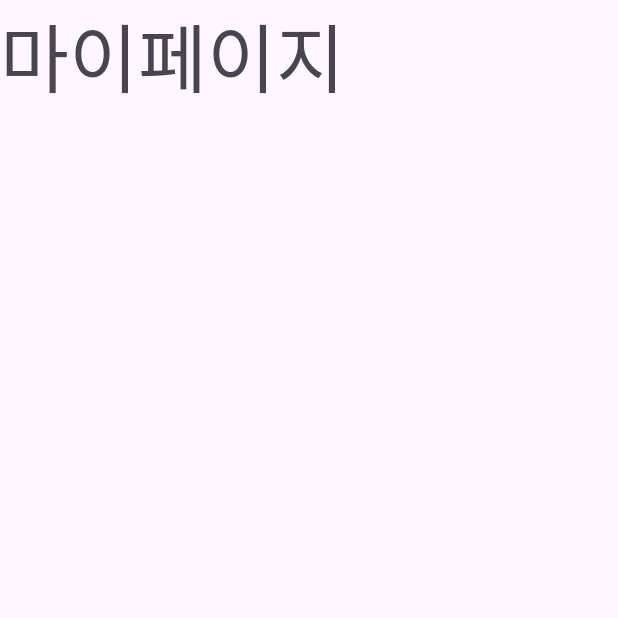
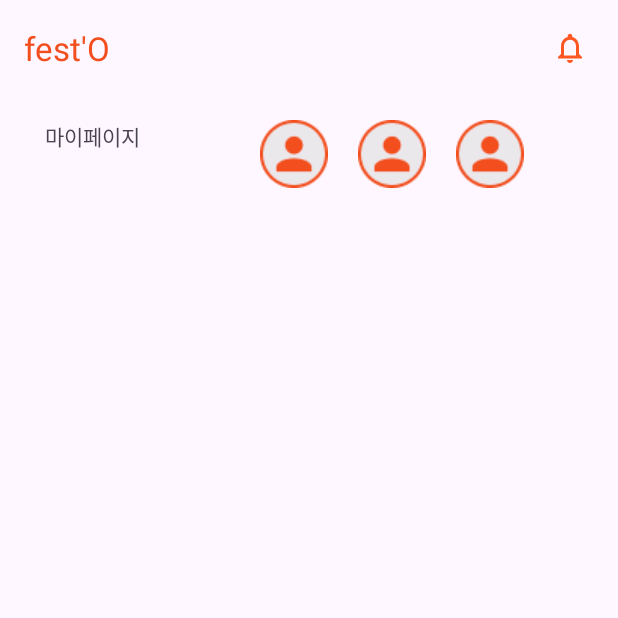
Before and after one commit to moooonam/Festo, an Android app: the fragment MypageFragment shown on its own in the app's theme, on a phone screen of 412 x 824 dp, the top half of it. Run offline under Robolectric (Android 15) with nearby library versions, the phone set to English and light mode, and no system bars.

Commit message:
feat: Add 알림페이지

```diff
--- /dev/null
+++ b/fe/festo/app/src/main/res/drawable/ic_exclamation.xml
@@ -0,0 +1,6 @@
+<vector android:height="24dp" android:tint="#000000"
+    android:viewportHeight="24" android:viewportWidth="24"
+    android:width="24dp" xmlns:android="http://schemas.android.com/apk/res/android">
+    <path android:fillColor="@android:color/white" android:pathData="M12,19m-2,0a2,2 0,1 1,4 0a2,2 0,1 1,-4 0"/>
+    <path android:fillColor="@android:color/white" android:pathData="M10,3h4v12h-4z"/>
+</vector>
--- a/fe/festo/app/src/main/res/layout/fragment_home.xml
+++ b/fe/festo/app/src/main/res/layout/fragment_home.xml
@@ -31,6 +31,8 @@
         android:id="@+id/test_btn"
         android:layout_width="100dp"
         android:layout_height="100dp"
-        android:layout_gravity="center" />
+        android:layout_gravity="center"
+        android:text="축제목록"
+        />
 
 </FrameLayout>
--- a/fe/festo/app/src/main/res/layout/fragment_mypage.xml
+++ b/fe/festo/app/src/main/res/layout/fragment_mypage.xml
@@ -1,14 +1,83 @@
 <?xml version="1.0" encoding="utf-8"?>
 <FrameLayout xmlns:android="http://schemas.android.com/apk/res/android"
+    xmlns:app="http://schemas.android.com/apk/res-auto"
+    xmlns:tools="http://schemas.android.com/tools"
     android:layout_width="match_parent"
     android:layout_height="match_parent"
-    xmlns:tools="http://schemas.android.com/tools"
     tools:context="com.example.festo.customer_ui.mypage.MypageFragment">
 
-    <TextView
-        android:layout_width="wrap_content"
+    <androidx.appcompat.widget.Toolbar
+        android:layout_width="match_parent"
+        android:layout_height="wrap_content">
+
+        <TextView
+            android:layout_width="wrap_content"
+            android:layout_height="wrap_content"
+            android:layout_gravity="start"
+            android:text="fest'O"
+            android:textColor="#F24E1E"
+            android:textSize="22sp" />
+
+        <ImageView
+            android:id="@+id/notification_btn"
+            android:layout_width="wrap_content"
+            android:layout_height="wrap_content"
+            android:layout_gravity="end"
+            android:layout_marginRight="20dp"
+            android:src="@drawable/ic_notification" />
+    </androidx.appcompat.widget.Toolbar>
+
+    <LinearLayout
+        android:layout_width="match_parent"
         android:layout_height="wrap_content"
-        android:text="마이페이지"
-        android:textSize="50dp"
-        android:layout_centerInParent="true"/>
+        android:layout_marginTop="80dp"
+        android:orientation="vertical">
+
+        <LinearLayout
+            android:layout_width="wrap_content"
+            android:layout_height="wrap_content"
+            android:orientation="horizontal">
+
+
+            <TextView
+                android:layout_width="wrap_content"
+                android:layout_height="wrap_content"
+                android:layout_marginStart="30dp"
+                android:text="마이페이지"
+                app:layout_constraintBottom_toBottomOf="parent" />
+
+            <LinearLayout
+                android:layout_width="wrap_content"
+                android:layout_height="wrap_content"
+                android:orientation="horizontal"
+                android:layout_marginStart="80dp"
+
+                >
+
+                <ImageView
+                    android:id="@+id/iv_profile1"
+                    android:layout_width="wrap_content"
+                    android:layout_height="wrap_content"
+                    android:src="@drawable/mypage_profile"
+                    android:layout_marginEnd="20dp"
+                    />
+
+                <ImageView
+                    android:id="@+id/iv_profile2"
+                    android:layout_width="wrap_content"
+                    android:layout_height="wrap_content"
+                    android:src="@drawable/mypage_profile"
+                    android:layout_marginEnd="20dp"
+                    />
+                <ImageView
+                    android:id="@+id/iv_profile3"
+                    android:layout_width="wrap_content"
+                    android:layout_height="wrap_content"
+                    android:src="@drawable/mypage_profile" />
+            </LinearLayout>
+        </LinearLayout>
+
+    </LinearLayout>
+
+
 </FrameLayout>
--- a/fe/festo/app/src/main/res/values/themes.xml
+++ b/fe/festo/app/src/main/res/values/themes.xml
@@ -2,6 +2,7 @@
     <!-- Base application theme. -->
     <style name="Base.Theme.Festo" parent="Theme.Material3.DayNight.NoActionBar">
         <!-- Customize your light theme here. -->
+        <item name="colorPrimary">@color/festO</item>
         <!-- <item name="colorPrimary">@color/my_light_primary</item> -->
     </style>
 
```
Also changed, not shown: fe/festo/app/src/main/AndroidManifest.xml (+9 -4 lines), fe/festo/app/src/main/java/com/example/festo/customer_ui/home/HomeActivity.kt (+41 -29 lines), fe/festo/app/src/main/java/com/example/festo/customer_ui/home/NotificationAdapter.kt (added, +43 -0 lines), fe/festo/app/src/main/java/com/example/festo/customer_ui/home/NotificationFragment.kt (+15 -1 lines), fe/festo/app/src/main/res/layout/fragment_notification.xml (+35 -3 lines), fe/festo/app/src/main/res/layout/list_item_notification.xml (added, +42 -0 lines), fe/festo/app/src/main/res/drawable/mypage_profile.png (added).
